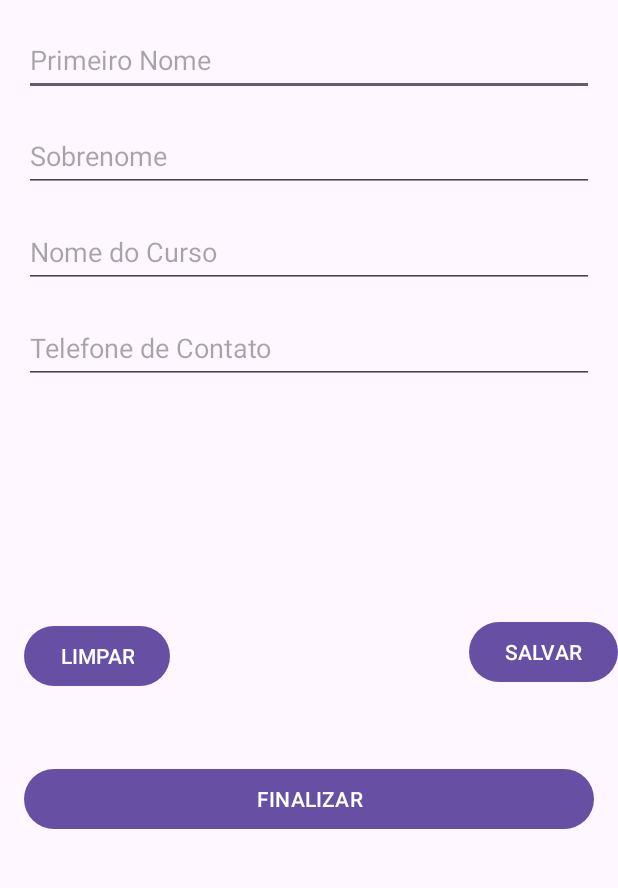
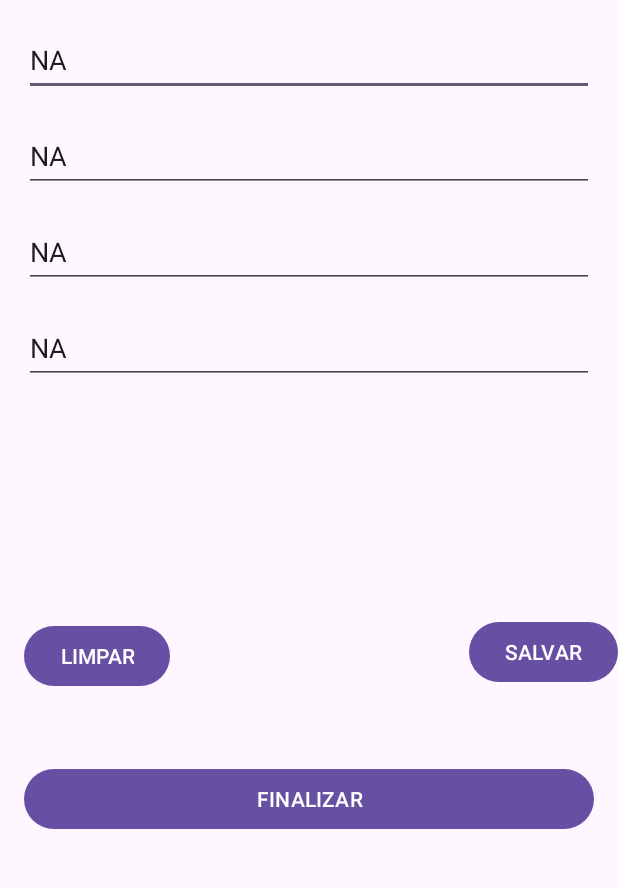
Before and after one commit to KevinAlmd27/DevAndroid, an Android app: the screen it shows after launch (MainActivity), on a phone screen of 412 x 824 dp, the part 61-949 px from its top. Run offline under Robolectric (Android 15) with nearby library versions, the phone set to English and light mode, and no system bars.

Commit message:
Refatorada a Classe PessoaController

```diff
--- a/AppLista/app/src/main/java/controller/PessoaController.java
+++ b/AppLista/app/src/main/java/controller/PessoaController.java
@@ -1,8 +1,53 @@
 package controller;
 
+import android.content.SharedPreferences;
+import android.util.Log;
+
+import androidx.annotation.NonNull;
+
 import model.Pessoa;
+import view.MainActivity;
 
 public class PessoaController {
+
+    SharedPreferences preferences;
+    SharedPreferences.Editor listaVip;
+
+    public static final String NOME_PREFENCES = "pref_listavip";
+
+    public PessoaController(MainActivity mainActivity) {
+        preferences = mainActivity.getSharedPreferences(NOME_PREFENCES, 0);
+        listaVip = preferences.edit();
+
+    }
+
+    @NonNull
+    @Override
+    public String toString() {
+        return super.toString();
+    }
+
     public void salvar(Pessoa pessoa) {
+        Log.i("MVC_Controller", "Salvo: " + pessoa.toString());
+
+        listaVip.putString("primeiroNome", pessoa.getPrimeiroNome());
+        listaVip.putString("sobrenome", pessoa.getSobrenome());
+        listaVip.putString("nomeCurso", pessoa.getCursoDesejado());
+        listaVip.putString("telefoneContato", pessoa.getTelefoneContato());
+        listaVip.apply();
+    }
+
+    public Pessoa buscar(Pessoa pessoa) {
+
+        pessoa.setPrimeiroNome(preferences.getString("primeiroNome", "NA"));
+        pessoa.setSobrenome(preferences.getString("sobrenome", "NA"));
+        pessoa.setCursoDesejado(preferences.getString("nomeCurso", "NA"));
+        pessoa.setTelefoneContato(preferences.getString("telefoneContato", "NA"));
+        return pessoa;
+    }
+
+    public void limpar() {
+        listaVip.clear();
+        listaVip.apply();
     }
 }
--- a/AppLista/app/src/main/java/view/MainActivity.java
+++ b/AppLista/app/src/main/java/view/MainActivity.java
@@ -20,22 +20,24 @@ import model.Pessoa;
 
 public class MainActivity extends AppCompatActivity {
 
-    SharedPreferences preferences;
-    public static final String NOME_PREFENCES = "pref_listavip";
-
     PessoaController controller;
-    SharedPreferences.Editor listaVip;
 
     Pessoa pessoa;
+
     Pessoa outraPessoa;
 
     EditText editPrimeiroNome;
+
     EditText editSobrenome;
+
     EditText editNomeDoCurso;
+
     EditText editTelefoneContato;
 
     Button btnLimpar;
+
     Button btnSalvar;
+
     Button btnFinalizar;
 
     @Override
@@ -51,18 +53,12 @@ public class MainActivity extends AppCompatActivity {
 
         });
 
-        preferences = getSharedPreferences(NOME_PREFENCES,0);
-        listaVip = preferences.edit();
-
-        controller = new PessoaController();
+        controller = new PessoaController(MainActivity.this);
         controller.toString();
 
         pessoa = new Pessoa();
+        controller.buscar(pessoa);
 
-        pessoa.setPrimeiroNome(preferences.getString("primeiroNome",""));
-        pessoa.setSobrenome(preferences.getString("sobrenome",""));
-        pessoa.setCursoDesejado(preferences.getString("nomeCurso",""));
-        pessoa.setTelefoneContato(preferences.getString("telefoneContato", ""));
 
         editPrimeiroNome = findViewById(R.id.editPrimeiroNome);
         editSobrenome = findViewById(R.id.editSobrenome);
@@ -86,8 +82,7 @@ public class MainActivity extends AppCompatActivity {
                 editTelefoneContato.setText("");
                 editNomeDoCurso.setText("");
 
-                listaVip.clear();
-                listaVip.apply();
+              controller.limpar();
 
             }
         });
@@ -111,11 +106,6 @@ public class MainActivity extends AppCompatActivity {
 
                 Toast.makeText(MainActivity.this, "Informações Salvas" + pessoa.toString(), Toast.LENGTH_LONG).show();
 
-                listaVip.putString("primeiroNome",pessoa.getPrimeiroNome());
-                listaVip.putString("sobrenome",pessoa.getSobrenome());
-                listaVip.putString("nomeCurso",pessoa.getCursoDesejado());
-                listaVip.putString("telefoneContato",pessoa.getTelefoneContato());
-                listaVip.apply();
 
                 controller.salvar(pessoa);
             }
```
